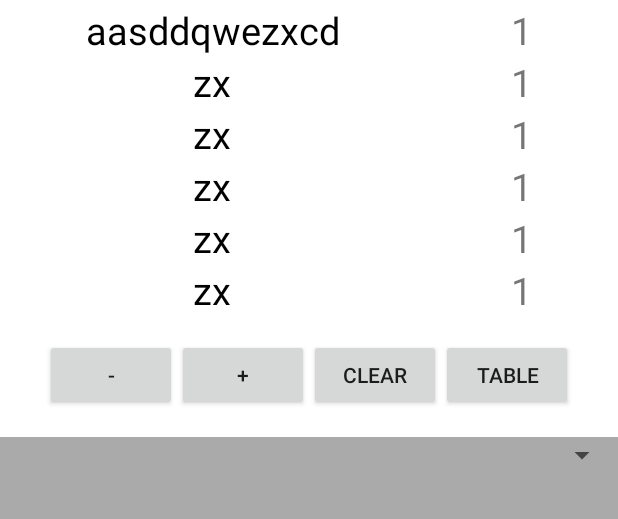
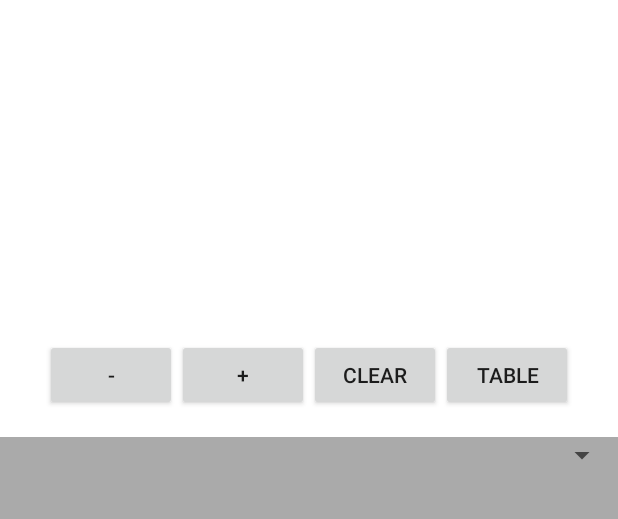
Before and after one commit to wjjasd/MenuMemo, an Android app: the screen it shows after launch (MainActivity), on a phone screen of 412 x 824 dp, the part 56-575 px from its top. Run offline under Robolectric (Android 15) with nearby library versions, the phone set to English and light mode, and no system bars.

Commit message:
버튼이벤트 임시 구현

```diff
--- a/app/src/main/java/com/wjjasd/google/menumemo/MainActivity.java
+++ b/app/src/main/java/com/wjjasd/google/menumemo/MainActivity.java
@@ -3,6 +3,7 @@ package com.wjjasd.google.menumemo;
 import android.content.Intent;
 import android.database.Cursor;
 import android.database.sqlite.SQLiteDatabase;
+import android.graphics.Color;
 import android.os.Bundle;
 import android.view.View;
 import android.widget.Adapter;
@@ -11,6 +12,10 @@ import android.widget.ArrayAdapter;
 import android.widget.Button;
 import android.widget.ImageButton;
 import android.widget.LinearLayout;
+import android.widget.ScrollView;
+import android.widget.TableLayout;
+import android.widget.TableRow;
+import android.widget.TextView;
 import android.widget.Toast;
 
 import androidx.appcompat.app.AppCompatActivity;
@@ -31,6 +36,8 @@ public class MainActivity extends AppCompatActivity implements View.OnClickListe
     public static AdapterView spinner;
     public static Adapter adapter_spinner;
     private String mMenu = null;
+    private TableLayout memoTb;
+    private ScrollView scrollView;
 
 
     @Override
@@ -50,6 +57,8 @@ public class MainActivity extends AppCompatActivity implements View.OnClickListe
         tableBtn = findViewById(R.id.tableBtn_main);
         spinner = findViewById(R.id.spinner_main);
         buttonsTb = findViewById(R.id.buttonsTb_main);
+        memoTb = findViewById(R.id.memoTb);
+        scrollView = findViewById(R.id.scrollView_main);
 
         settingsBtn.setOnClickListener(this);
         plusBtn.setOnClickListener(this);
@@ -114,10 +123,34 @@ public class MainActivity extends AppCompatActivity implements View.OnClickListe
                     @Override
                     public void onClick(View v) {
                         mMenu = menuArray[v.getId()];
-                        Toast.makeText(MainActivity.this, mMenu, Toast.LENGTH_SHORT).show();
+                        setMemoTb();
+                        scrollDown();
                     }
                 });
             }
+        }
+    }
+
+    private void scrollDown() {
+        scrollView.post(new Runnable() {
+            @Override
+            public void run() {
+                scrollView.fullScroll(ScrollView.FOCUS_DOWN);
+            }
+        });
+    }
+
+    private void setMemoTb() {
+        if(mMenu!=null){
+            TableRow tl = new TableRow(this);
+            TextView menuTv = new TextView(this);
+            menuTv.setText(mMenu);
+            menuTv.setTextSize(25);
+            String stringColor = "#000000";
+            menuTv.setTextColor(Color.parseColor(stringColor));
+            menuTv.setTextAlignment(View.TEXT_ALIGNMENT_VIEW_START);
+            tl.addView(menuTv);
+            memoTb.addView(tl);
         }
     }
 
@@ -159,7 +192,6 @@ public class MainActivity extends AppCompatActivity implements View.OnClickListe
 
     }
 
-
     @Override
     public void onClick(View v) {
 
@@ -171,10 +203,11 @@ public class MainActivity extends AppCompatActivity implements View.OnClickListe
         } else if (v == subtractionBtn) {
 
         } else if (v == clearBtn) {
-
+            memoTb.removeAllViews();
         } else if (v == tableBtn) {
 
         }
 
     }
+
 }
--- a/app/src/main/res/layout/activity_main.xml
+++ b/app/src/main/res/layout/activity_main.xml
@@ -63,166 +63,21 @@
         </LinearLayout>
 
         <ScrollView
+            android:id="@+id/scrollView_main"
             android:layout_width="match_parent"
             android:layout_height="match_parent">
-
 
             <TableLayout
                 android:id="@+id/memoTb"
                 android:layout_width="match_parent"
                 android:layout_height="match_parent"
                 android:orientation="vertical"
+                android:layout_marginStart="20dp"
                 android:stretchColumns="*">
 
-                <TableRow >
+            </TableLayout>
 
-                    <TextView
-
-                        android:singleLine="true"
-                        android:text="aasddqwezxcd"
-                        android:textSize="25sp"
-                        android:textColor="@android:color/black"
-                        android:textAlignment="center"></TextView>
-
-                    <TextView
-
-                        android:singleLine="true"
-                        android:text="1"
-                        android:textSize="25sp"
-                        android:textAlignment="center"></TextView>
-
-                </TableRow>
-                <TableRow  >
-
-                    <TextView
-
-                        android:singleLine="true"
-                        android:text="zx"
-                        android:textSize="25sp"
-                        android:textColor="@android:color/black"
-                        android:textAlignment="center"></TextView>
-
-                    <TextView
-
-                        android:singleLine="true"
-                        android:text="1"
-                        android:textSize="25sp"
-                        android:textAlignment="center"></TextView>
-
-                </TableRow>
-                <TableRow  >
-
-                    <TextView
-
-                        android:singleLine="true"
-                        android:text="zx"
-                        android:textSize="25sp"
-                        android:textColor="@android:color/black"
-                        android:textAlignment="center"></TextView>
-
-                    <TextView
-
-                        android:singleLine="true"
-                        android:text="1"
-                        android:textSize="25sp"
-                        android:textAlignment="center"></TextView>
-
-                </TableRow>
-                <TableRow  >
-
-                    <TextView
-
-                        android:singleLine="true"
-                        android:text="zx"
-                        android:textSize="25sp"
-                        android:textColor="@android:color/black"
-                        android:textAlignment="center"></TextView>
-
-                    <TextView
-
-                        android:singleLine="true"
-                        android:text="1"
-                        android:textSize="25sp"
-                        android:textAlignment="center"></TextView>
-
-                </TableRow>
-                <TableRow  >
-
-                    <TextView
-
-                        android:singleLine="true"
-                        android:text="zx"
-                        android:textSize="25sp"
-                        android:textColor="@android:color/black"
-                        android:textAlignment="center"></TextView>
-
-                    <TextView
-
-                        android:singleLine="true"
-                        android:text="1"
-                        android:textSize="25sp"
-                        android:textAlignment="center"></TextView>
-
-                </TableRow>
-                <TableRow  >
-
-                    <TextView
-
-                        android:singleLine="true"
-                        android:text="zx"
-                        android:textSize="25sp"
-                        android:textColor="@android:color/black"
-                        android:textAlignment="center"></TextView>
-
-                    <TextView
-
-                        android:singleLine="true"
-                        android:text="1"
-                        android:textSize="25sp"
-                        android:textAlignment="center"></TextView>
-
-                </TableRow>
-                <TableRow  >
-
-                    <TextView
-
-                        android:singleLine="true"
-                        android:text="zx"
-                        android:textSize="25sp"
-                        android:textColor="@android:color/black"
-                        android:textAlignment="center"></TextView>
-
-                    <TextView
-
-                        android:singleLine="true"
-                        android:text="1"
-                        android:textSize="25sp"
-                        android:textAlignment="center"></TextView>
-
-                </TableRow>
-                <TableRow  >
-
-                    <TextView
-
-                        android:singleLine="true"
-                        android:text="zx"
-                        android:textSize="25sp"
-                        android:textColor="@android:color/black"
-                        android:textAlignment="center"></TextView>
-
-                    <TextView
-
-                        android:singleLine="true"
-                        android:text="1"
-                        android:textSize="25sp"
-                        android:textAlignment="center"></TextView>
-
-                </TableRow>
-
-
-            </TableLayout>
         </ScrollView>
-
 
     </LinearLayout>
 
@@ -258,7 +113,6 @@
             android:text="@string/table" />
     </LinearLayout>
 
-
     <LinearLayout
         android:layout_width="match_parent"
         android:layout_height="0dp"
@@ -281,7 +135,6 @@
                 android:layout_height="match_parent"
                 android:orientation="vertical">
 
-
             </LinearLayout>
 
         </ScrollView>
```
